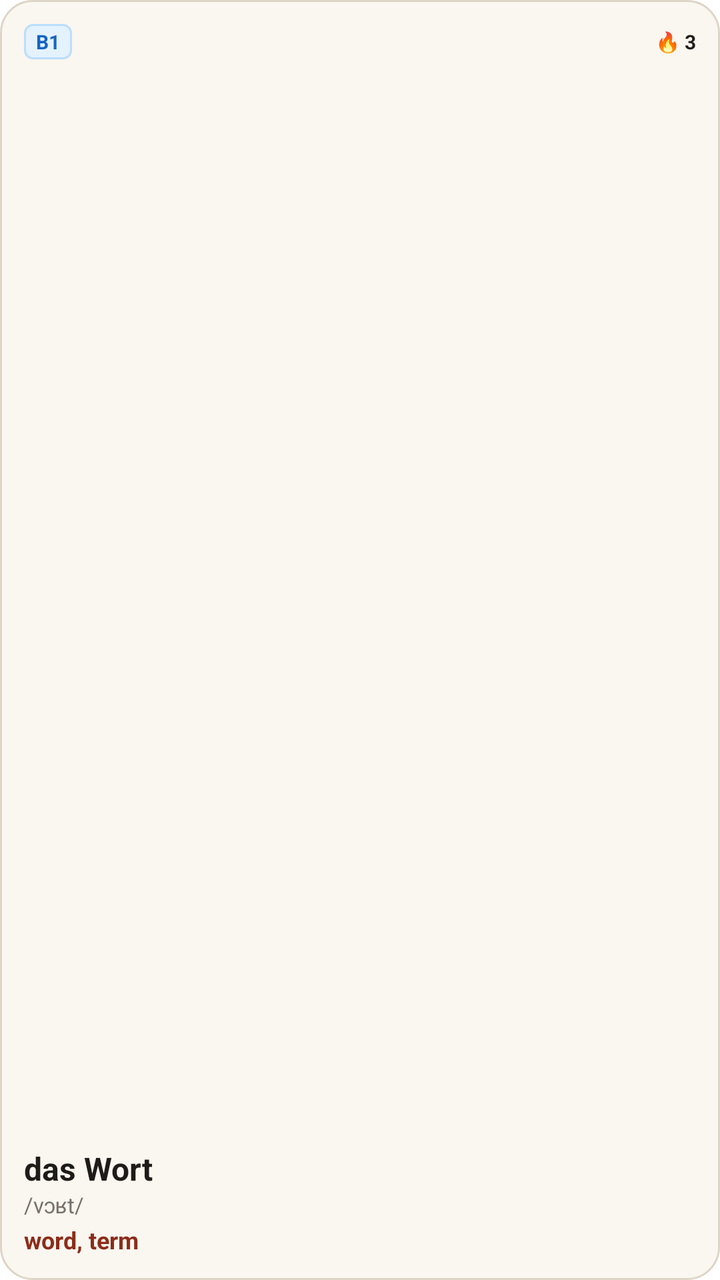
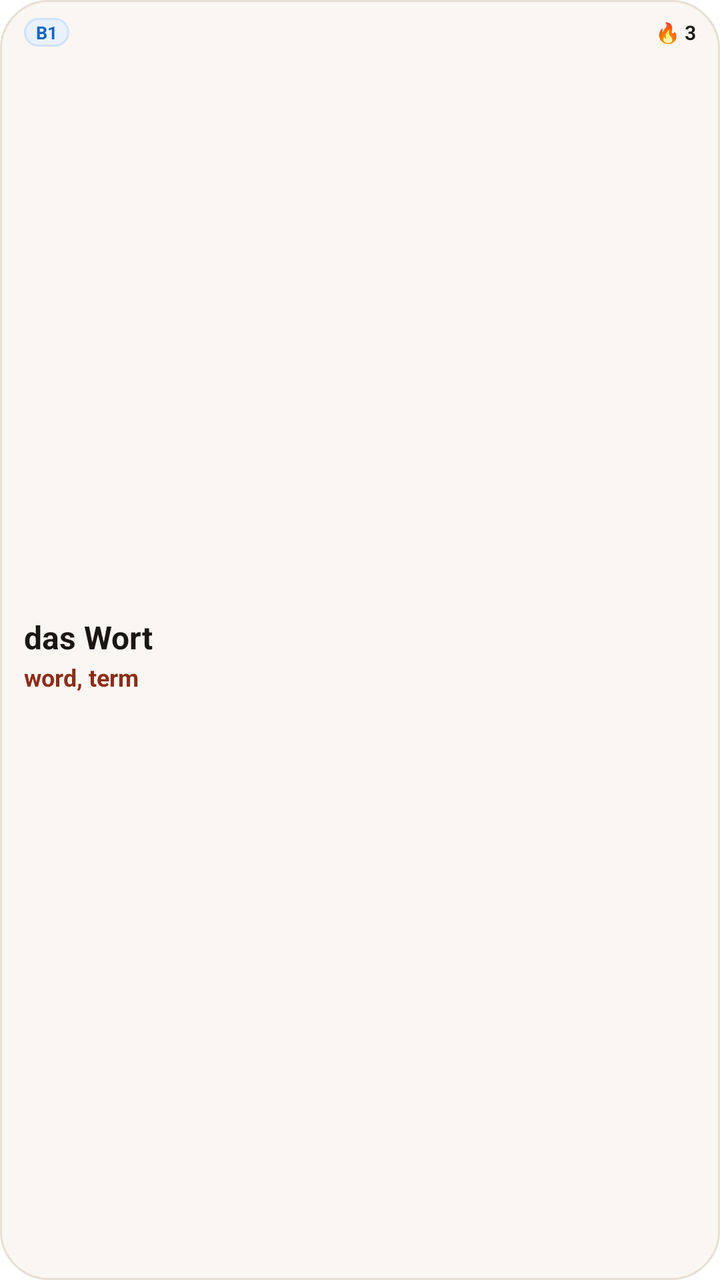

Two renders of the same Android screen: before a commit and after it. Below are the layout's source before the change and the commit's diff.
<!-- AndroidManifest.xml: fallback theme Theme.MaterialComponents.DayNight.NoActionBar -->
<!-- res/layout/word_of_the_day_small_widget.xml -->
<?xml version="1.0" encoding="utf-8"?>
<LinearLayout xmlns:android="http://schemas.android.com/apk/res/android"
    android:id="@+id/widget_small_root"
    android:layout_width="match_parent"
    android:layout_height="match_parent"
    android:background="@drawable/widget_card_bg"
    android:orientation="vertical"
    android:padding="12dp">

    
    <LinearLayout
        android:layout_width="match_parent"
        android:layout_height="wrap_content"
        android:gravity="center_vertical"
        android:orientation="horizontal">

        <TextView
            android:id="@+id/widget_small_cefr"
            android:layout_width="wrap_content"
            android:layout_height="wrap_content"
            android:background="@drawable/widget_cefr_badge_bg"
            android:paddingLeft="6dp"
            android:paddingTop="2dp"
            android:paddingRight="6dp"
            android:paddingBottom="2dp"
            android:text="B1"
            android:textColor="#1565C0"
            android:textSize="10sp"
            android:textStyle="bold" />

        <FrameLayout
            android:layout_width="0dp"
            android:layout_height="1dp"
            android:layout_weight="1" />

        <TextView
            android:id="@+id/widget_small_streak"
            android:layout_width="wrap_content"
            android:layout_height="wrap_content"
            android:text="🔥 3"
            android:textColor="#1E1B18"
            android:textSize="10sp"
            android:textStyle="bold" />
    </LinearLayout>

    <FrameLayout
        android:layout_width="1dp"
        android:layout_height="0dp"
        android:layout_weight="1" />

    
    <TextView
        android:id="@+id/widget_small_word"
        android:layout_width="match_parent"
        android:layout_height="wrap_content"
        android:ellipsize="end"
        android:maxLines="1"
        android:text="das Wort"
        android:textColor="#1E1B18"
        android:textSize="16sp"
        android:textStyle="bold" />

    <TextView
        android:id="@+id/widget_small_ipa"
        android:layout_width="match_parent"
        android:layout_height="wrap_content"
        android:ellipsize="end"
        android:maxLines="1"
        android:text="/vɔʁt/"
        android:textColor="#78716C"
        android:textSize="11sp" />

    <TextView
        android:id="@+id/widget_small_def"
        android:layout_width="match_parent"
        android:layout_height="wrap_content"
        android:layout_marginTop="2dp"
        android:ellipsize="end"
        android:maxLines="2"
        android:text="word, term"
        android:textColor="#8C2D19"
        android:textSize="12sp"
        android:textStyle="bold" />

</LinearLayout>
<!-- resources referenced by this layout -->
<resources>
  <!-- drawable widget_card_bg (drawable) -->
  <?xml version="1.0" encoding="utf-8"?>
  <shape xmlns:android="http://schemas.android.com/apk/res/android"
      android:shape="rectangle">
      <solid android:color="#FAF6F0" />
      <corners android:radius="16dp" />
      <stroke
          android:width="1dp"
          android:color="#DDD5C7" />
  </shape>
  <!-- drawable widget_cefr_badge_bg (drawable) -->
  <?xml version="1.0" encoding="utf-8"?>
  <shape xmlns:android="http://schemas.android.com/apk/res/android"
      android:shape="rectangle">
      <solid android:color="#E3F2FD" />
      <corners android:radius="4dp" />
      <stroke
          android:width="1dp"
          android:color="#BBDEFB" />
  </shape>
</resources>

<!-- the commit's change to res/layout/word_of_the_day_small_widget.xml (unified diff, before → after) -->
@@ -5,7 +5,10 @@
     android:layout_height="match_parent"
     android:background="@drawable/widget_card_bg"
     android:orientation="vertical"
-    android:padding="12dp">
+    android:paddingLeft="12dp"
+    android:paddingTop="9dp"
+    android:paddingRight="12dp"
+    android:paddingBottom="9dp">
 
     
     <LinearLayout
@@ -20,12 +23,12 @@
             android:layout_height="wrap_content"
             android:background="@drawable/widget_cefr_badge_bg"
             android:paddingLeft="6dp"
-            android:paddingTop="2dp"
+            android:paddingTop="1dp"
             android:paddingRight="6dp"
-            android:paddingBottom="2dp"
+            android:paddingBottom="1dp"
             android:text="B1"
             android:textColor="#1565C0"
-            android:textSize="10sp"
+            android:textSize="9sp"
             android:textStyle="bold" />
 
         <FrameLayout
@@ -43,43 +46,36 @@
             android:textStyle="bold" />
     </LinearLayout>
 
-    <FrameLayout
-        android:layout_width="1dp"
+    
+    <LinearLayout
+        android:layout_width="match_parent"
         android:layout_height="0dp"
-        android:layout_weight="1" />
+        android:layout_weight="1"
+        android:gravity="center_vertical"
+        android:orientation="vertical">
 
-    
-    <TextView
-        android:id="@+id/widget_small_word"
-        android:layout_width="match_parent"
-        android:layout_height="wrap_content"
-        android:ellipsize="end"
-        android:maxLines="1"
-        android:text="das Wort"
-        android:textColor="#1E1B18"
-        android:textSize="16sp"
-        android:textStyle="bold" />
+        <TextView
+            android:id="@+id/widget_small_word"
+            android:layout_width="match_parent"
+            android:layout_height="wrap_content"
+            android:ellipsize="end"
+            android:maxLines="1"
+            android:text="das Wort"
+            android:textColor="#1A1614"
+            android:textSize="16sp"
+            android:textStyle="bold" />
 
-    <TextView
-        android:id="@+id/widget_small_ipa"
-        android:layout_width="match_parent"
-        android:layout_height="wrap_content"
-        android:ellipsize="end"
-        android:maxLines="1"
-        android:text="/vɔʁt/"
-        android:textColor="#78716C"
-        android:textSize="11sp" />
-
-    <TextView
-        android:id="@+id/widget_small_def"
-        android:layout_width="match_parent"
-        android:layout_height="wrap_content"
-        android:layout_marginTop="2dp"
-        android:ellipsize="end"
-        android:maxLines="2"
-        android:text="word, term"
-        android:textColor="#8C2D19"
-        android:textSize="12sp"
-        android:textStyle="bold" />
+        <TextView
+            android:id="@+id/widget_small_def"
+            android:layout_width="match_parent"
+            android:layout_height="wrap_content"
+            android:layout_marginTop="1dp"
+            android:ellipsize="end"
+            android:maxLines="1"
+            android:text="word, term"
+            android:textColor="#8C2D19"
+            android:textSize="12sp"
+            android:textStyle="bold" />
+    </LinearLayout>
 
 </LinearLayout>
<!-- resource entries referenced after the edit -->
@@ -4,21 +4,21 @@
   <?xml version="1.0" encoding="utf-8"?>
   <shape xmlns:android="http://schemas.android.com/apk/res/android"
       android:shape="rectangle">
-      <solid android:color="#FAF6F0" />
-      <corners android:radius="16dp" />
+      <solid android:color="#FAF7F2" />
+      <corners android:radius="24dp" />
       <stroke
           android:width="1dp"
-          android:color="#DDD5C7" />
+          android:color="#E5DFD5" />
   </shape>
   <!-- drawable widget_cefr_badge_bg (drawable) -->
   <?xml version="1.0" encoding="utf-8"?>
   <shape xmlns:android="http://schemas.android.com/apk/res/android"
       android:shape="rectangle">
-      <solid android:color="#E3F2FD" />
-      <corners android:radius="4dp" />
+      <solid android:color="#E8F1FC" />
+      <corners android:radius="8dp" />
       <stroke
           android:width="1dp"
-          android:color="#BBDEFB" />
+          android:color="#CFE2FE" />
   </shape>
 </resources>
 
